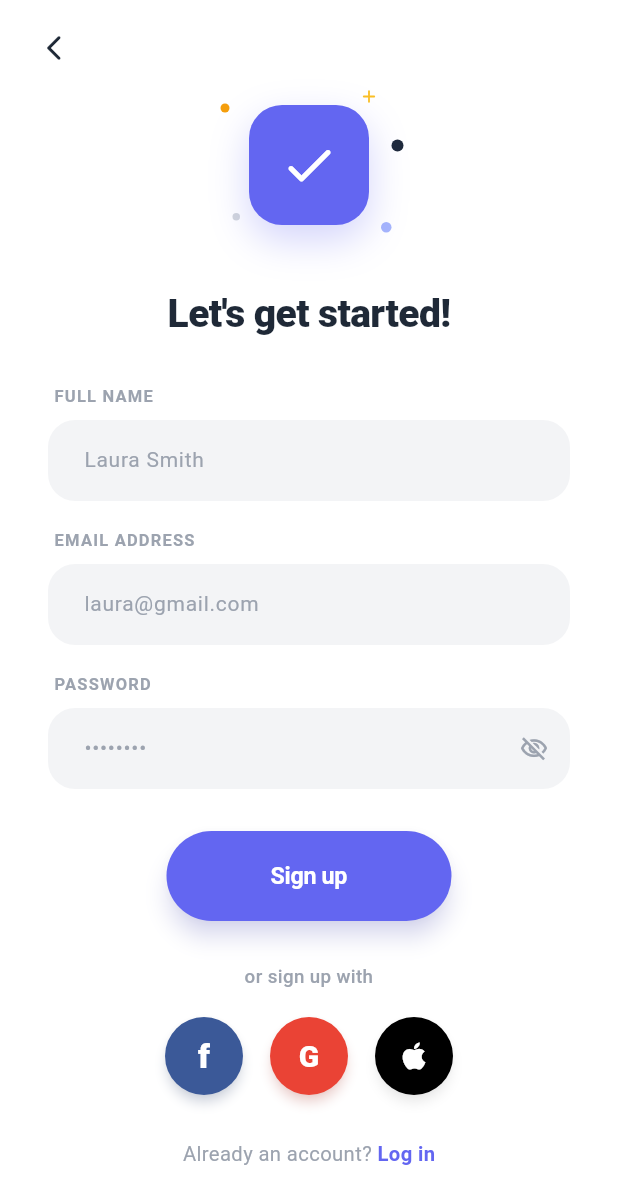
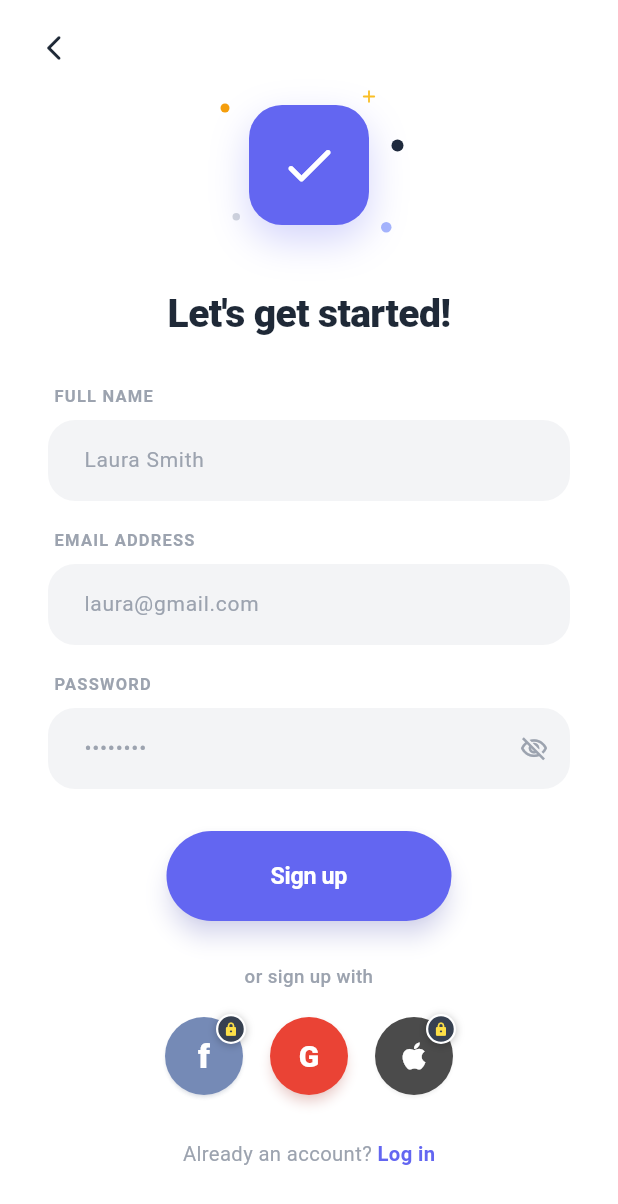
Before and after one commit to saurabh-zz007/Task-Scheduler-, a Flutter app: the LoginView screen opened directly, after a tap on "Get started!", on a phone screen of 412 x 824 dp. Shown: the top 1204 px of the screen. Run offline on Flutter 3.47's test engine with Material 3 defaults, Android fonts, the phone set to English and light mode, and no system bars; our stand-ins replace cloud_firestore, connectivity_plus, firebase_auth, firebase_core, flutter_dotenv, get and 1 more; missing offline and left inert: flutter_facebook_auth; accounts and stored records are empty.

Commit message:
Fixed error output

```diff
--- a/analysis_options.yaml
+++ b/analysis_options.yaml
@@ -7,7 +7,7 @@
 
 # The following line activates a set of recommended lints for Flutter apps,
 # packages, and plugins designed to encourage good coding practices.
-include: package:flutter_lints/flutter.yaml
+# include: package:flutter_lints/flutter.yaml
 
 linter:
   # The lint rules applied to this project can be customized in the
--- a/lib/features/auth/views/login_view.dart
+++ b/lib/features/auth/views/login_view.dart
@@ -1,5 +1,6 @@
 import 'package:flutter/material.dart';
 import 'package:get/get.dart';
+import 'package:task_scheduler/core/constants/app_strings.dart';
 import 'package:task_scheduler/core/theme/app_theme.dart';
 import 'package:task_scheduler/features/auth/viewmodels/auth_viewmodel.dart';
 import 'package:task_scheduler/features/auth/views/signup_view.dart';
@@ -230,6 +231,8 @@ class LoginView extends StatelessWidget {
                           children: [
                             _CircularSocialButton(
                               backgroundColor: const Color(0xFF3B5998),
+                              isLocked: true,
+                              lockedTooltip: AppStrings.facebookLocked,
                               onTap: viewModel.isLoading.value
                                   ? null
                                   : viewModel.signInWithFacebook,
@@ -262,6 +265,8 @@ class LoginView extends StatelessWidget {
                             const SizedBox(width: 18),
                             _CircularSocialButton(
                               backgroundColor: Colors.black,
+                              isLocked: true,
+                              lockedTooltip: AppStrings.appleLocked,
                               onTap: viewModel.isLoading.value
                                   ? null
                                   : viewModel.signInWithApple,
@@ -366,25 +371,86 @@ class _CircularSocialButton extends StatelessWidget {
   final Color backgroundColor;
   final VoidCallback? onTap;
   final Widget child;
+  final bool isLocked;
+  final String? lockedTooltip;
 
   const _CircularSocialButton({
     required this.backgroundColor,
     required this.onTap,
     required this.child,
+    this.isLocked = false,
+    this.lockedTooltip,
   });
 
   @override
   Widget build(BuildContext context) {
-    return Material(
+    return Stack(
+      clipBehavior: Clip.none,
+      children: [
+        Opacity(
+          opacity: isLocked ? 0.70 : 1.0,
+          child: Material(
             color: backgroundColor,
             shape: const CircleBorder(),
-      elevation: 3,
+            elevation: isLocked ? 1 : 3,
             shadowColor: backgroundColor.withValues(alpha: 0.35),
             child: InkWell(
-        onTap: onTap,
+              onTap: isLocked
+                  ? () {
+                      if (lockedTooltip != null) {
+                        Get.snackbar(
+                          'Option Locked',
+                          lockedTooltip!,
+                          snackPosition: SnackPosition.BOTTOM,
+                          backgroundColor: const Color(0xFF1F2937).withValues(alpha: 0.95),
+                          colorText: Colors.white,
+                          margin: const EdgeInsets.all(16),
+                          borderRadius: 12,
+                          duration: const Duration(seconds: 2),
+                          icon: const Icon(
+                            Icons.lock_rounded,
+                            color: Color(0xFFFDE047),
+                            size: 20,
+                          ),
+                        );
+                      }
+                    }
+                  : onTap,
               customBorder: const CircleBorder(),
-        child: SizedBox(width: 52, height: 52, child: Center(child: child)),
+              child: SizedBox(
+                width: 52,
+                height: 52,
+                child: Center(child: child),
               ),
+            ),
+          ),
+        ),
+        if (isLocked)
+          Positioned(
+            top: -2,
+            right: -2,
+            child: Container(
+              padding: const EdgeInsets.all(3.5),
+              decoration: BoxDecoration(
+                color: const Color(0xFF374151),
+                shape: BoxShape.circle,
+                border: Border.all(color: Colors.white, width: 1.5),
+                boxShadow: [
+                  BoxShadow(
+                    color: Colors.black.withValues(alpha: 0.25),
+                    blurRadius: 4,
+                    offset: const Offset(0, 1),
+                  ),
+                ],
+              ),
+              child: const Icon(
+                Icons.lock_rounded,
+                size: 10,
+                color: Color(0xFFFDE047),
+              ),
+            ),
+          ),
+      ],
     );
   }
 }
--- a/lib/features/auth/views/signup_view.dart
+++ b/lib/features/auth/views/signup_view.dart
@@ -1,5 +1,6 @@
 import 'package:flutter/material.dart';
 import 'package:get/get.dart';
+import 'package:task_scheduler/core/constants/app_strings.dart';
 import 'package:task_scheduler/core/theme/app_theme.dart';
 import 'package:task_scheduler/features/auth/viewmodels/auth_viewmodel.dart';
 import 'package:task_scheduler/features/auth/views/widgets/blurred_loading_overlay.dart';
@@ -271,6 +272,8 @@ class SignupView extends StatelessWidget {
                               children: [
                                 _CircularSocialButton(
                                   backgroundColor: const Color(0xFF3B5998),
+                                  isLocked: true,
+                                  lockedTooltip: AppStrings.facebookLocked,
                                   onTap: viewModel.isLoading.value
                                       ? null
                                       : viewModel.signInWithFacebook,
@@ -303,6 +306,8 @@ class SignupView extends StatelessWidget {
                                 const SizedBox(width: 18),
                                 _CircularSocialButton(
                                   backgroundColor: Colors.black,
+                                  isLocked: true,
+                                  lockedTooltip: AppStrings.appleLocked,
                                   onTap: viewModel.isLoading.value
                                       ? null
                                       : viewModel.signInWithApple,
@@ -405,25 +410,86 @@ class _CircularSocialButton extends StatelessWidget {
   final Color backgroundColor;
   final VoidCallback? onTap;
   final Widget child;
+  final bool isLocked;
+  final String? lockedTooltip;
 
   const _CircularSocialButton({
     required this.backgroundColor,
     required this.onTap,
     required this.child,
+    this.isLocked = false,
+    this.lockedTooltip,
   });
 
   @override
   Widget build(BuildContext context) {
-    return Material(
+    return Stack(
+      clipBehavior: Clip.none,
+      children: [
+        Opacity(
+          opacity: isLocked ? 0.70 : 1.0,
+          child: Material(
             color: backgroundColor,
             shape: const CircleBorder(),
-      elevation: 3,
+            elevation: isLocked ? 1 : 3,
             shadowColor: backgroundColor.withValues(alpha: 0.35),
             child: InkWell(
-        onTap: onTap,
+              onTap: isLocked
+                  ? () {
+                      if (lockedTooltip != null) {
+                        Get.snackbar(
+                          'Option Locked',
+                          lockedTooltip!,
+                          snackPosition: SnackPosition.BOTTOM,
+                          backgroundColor: const Color(0xFF1F2937).withValues(alpha: 0.95),
+                          colorText: Colors.white,
+                          margin: const EdgeInsets.all(16),
+                          borderRadius: 12,
+                          duration: const Duration(seconds: 2),
+                          icon: const Icon(
+                            Icons.lock_rounded,
+                            color: Color(0xFFFDE047),
+                            size: 20,
+                          ),
+                        );
+                      }
+                    }
+                  : onTap,
               customBorder: const CircleBorder(),
-        child: SizedBox(width: 52, height: 52, child: Center(child: child)),
+              child: SizedBox(
+                width: 52,
+                height: 52,
+                child: Center(child: child),
               ),
+            ),
+          ),
+        ),
+        if (isLocked)
+          Positioned(
+            top: -2,
+            right: -2,
+            child: Container(
+              padding: const EdgeInsets.all(3.5),
+              decoration: BoxDecoration(
+                color: const Color(0xFF374151),
+                shape: BoxShape.circle,
+                border: Border.all(color: Colors.white, width: 1.5),
+                boxShadow: [
+                  BoxShadow(
+                    color: Colors.black.withValues(alpha: 0.25),
+                    blurRadius: 4,
+                    offset: const Offset(0, 1),
+                  ),
+                ],
+              ),
+              child: const Icon(
+                Icons.lock_rounded,
+                size: 10,
+                color: Color(0xFFFDE047),
+              ),
+            ),
+          ),
+      ],
     );
   }
 }
```
Also changed, not shown: lib/features/auth/views/widgets/social_auth_button.dart (+13 -3 lines), 1 other file. Lines whose indentation alone changed are shown as unchanged.
